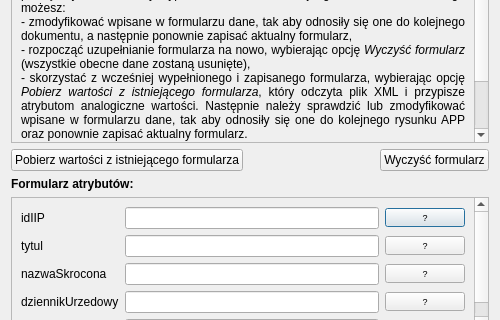
The window that modules/app/views/ui/formularz_dokumenty_dialog_base.ui (envirosolutionspl/wtyczka_qgis_app) describes before a commit, drawn with Qt 5; both pictures show x 0 to 500 and y 190 to 510 of the 500 by 600 pixel window.
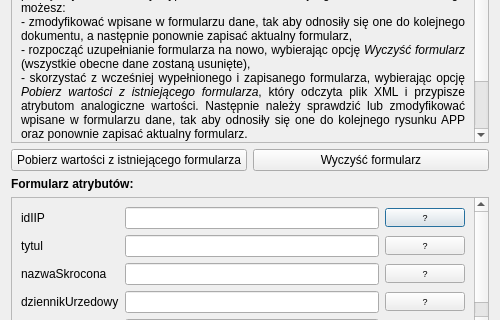
The same window after the commit.

Patch:
```diff
--- a/modules/app/views/ui/formularz_dokumenty_dialog_base.ui
+++ b/modules/app/views/ui/formularz_dokumenty_dialog_base.ui
@@ -84,19 +84,6 @@
          </property>
         </widget>
        </item>
-       <item>
-        <spacer name="horizontalSpacer">
-         <property name="orientation">
-          <enum>Qt::Horizontal</enum>
-         </property>
-         <property name="sizeHint" stdset="0">
-          <size>
-           <width>40</width>
-           <height>20</height>
-          </size>
-         </property>
-        </spacer>
-       </item>
        <item>
         <widget class="QPushButton" name="clear_btn">
          <property name="text">
```
Left out of the diff: 8 changed lines with no effect on the pictures.
